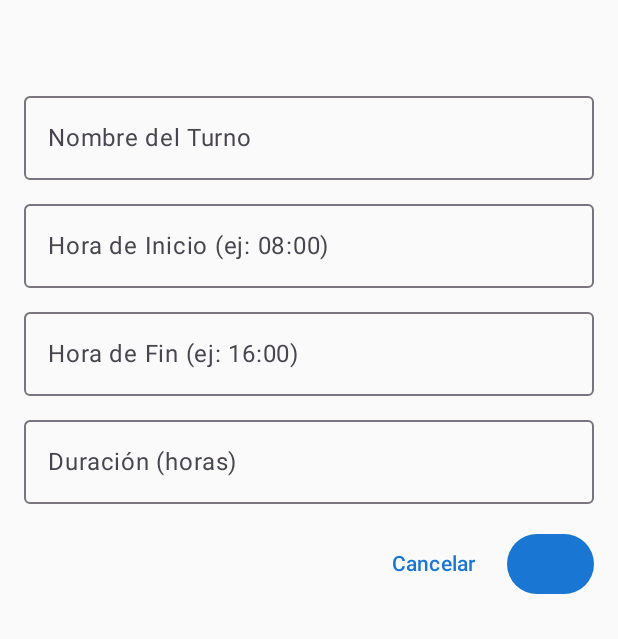
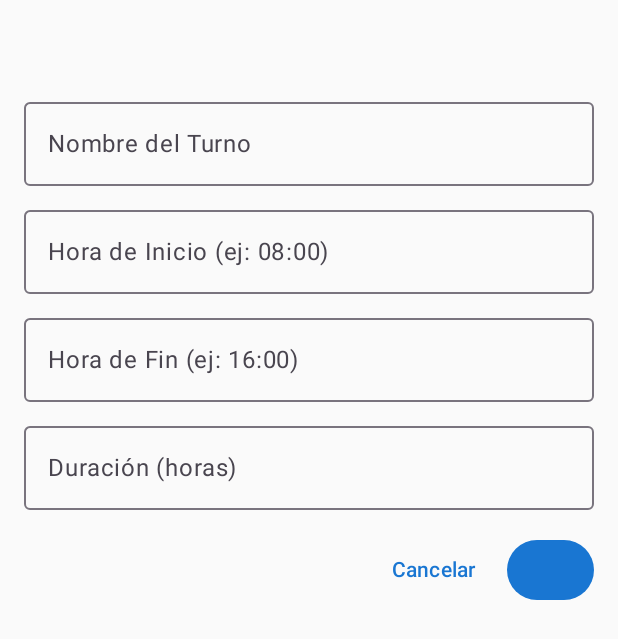
Before and after one commit to slaguna17/proyectoDeGradoFrontEnd, an Android app built with Jetpack Compose: the composable ScheduleDialogContent called with empty values, on a phone screen of 412 x 824 dp. Shown: the top 639 px of the screen. Run offline under Robolectric (Android 15) with nearby library versions, the phone set to English and light mode, and no system bars.

Commit message:
updated ui in create dialogs

```diff
--- a/app/src/main/java/com/example/proyectodegrado/ui/screens/categories/CategoryDialogs.kt
+++ b/app/src/main/java/com/example/proyectodegrado/ui/screens/categories/CategoryDialogs.kt
@@ -44,7 +44,6 @@ fun CreateCategoryDialog(
                     label = { Text("Nombre") },
                     modifier = Modifier.fillMaxWidth()
                 )
-
                 Spacer(Modifier.height(8.dp))
 
                 OutlinedTextField(
@@ -53,10 +52,8 @@ fun CreateCategoryDialog(
                     label = { Text("Descripción") },
                     modifier = Modifier.fillMaxWidth()
                 )
-
                 Spacer(Modifier.height(16.dp))
 
-                // Componente de imagen que ya tienes
                 ImagePickerButton(
                     modifier = Modifier.align(Alignment.CenterHorizontally),
                     currentImageUrl = formState.imageUrl,
@@ -73,7 +70,6 @@ fun CreateCategoryDialog(
                         modifier = Modifier.align(Alignment.CenterHorizontally)
                     )
                 }
-
                 Spacer(Modifier.height(16.dp))
 
                 Row(
--- a/app/src/main/java/com/example/proyectodegrado/ui/screens/schedule/ScheduleDialogs.kt
+++ b/app/src/main/java/com/example/proyectodegrado/ui/screens/schedule/ScheduleDialogs.kt
@@ -31,10 +31,10 @@ private fun ScheduleDialogContent(
     Column(
         Modifier
             .padding(16.dp)
-            .widthIn(min = 300.dp)
+            .widthIn(min = 320.dp, max = 400.dp)
     ) {
         Text(title, style = MaterialTheme.typography.titleLarge)
-        Spacer(Modifier.height(12.dp))
+        Spacer(Modifier.height(16.dp))
         OutlinedTextField(
             value = name,
             onValueChange = {
@@ -54,6 +54,7 @@ private fun ScheduleDialogContent(
             )
         }
         Spacer(Modifier.height(8.dp))
+
         OutlinedTextField(
             value = startTime,
             onValueChange = onStartTimeChange,
@@ -61,6 +62,7 @@ private fun ScheduleDialogContent(
             modifier = Modifier.fillMaxWidth()
         )
         Spacer(Modifier.height(8.dp))
+
         OutlinedTextField(
             value = endTime,
             onValueChange = onEndTimeChange,
@@ -68,6 +70,7 @@ private fun ScheduleDialogContent(
             modifier = Modifier.fillMaxWidth()
         )
         Spacer(Modifier.height(8.dp))
+
         OutlinedTextField(
             value = length,
             onValueChange = onLengthChange,
@@ -76,12 +79,14 @@ private fun ScheduleDialogContent(
             keyboardOptions = KeyboardOptions(keyboardType = KeyboardType.Number)
         )
         Spacer(Modifier.height(16.dp))
+
         Row(
             Modifier.fillMaxWidth(),
             horizontalArrangement = Arrangement.End
         ) {
             TextButton(onClick = onDismiss) { Text("Cancelar") }
             Spacer(Modifier.width(8.dp))
+
             Button(onClick = {
                 if (name.isBlank()) {
                     showError = true
--- a/app/src/main/java/com/example/proyectodegrado/ui/screens/store/StoreDialogs.kt
+++ b/app/src/main/java/com/example/proyectodegrado/ui/screens/store/StoreDialogs.kt
@@ -7,7 +7,6 @@ import androidx.compose.ui.Modifier
 import androidx.compose.ui.unit.dp
 import androidx.compose.ui.window.Dialog
 
-// --- Composable Interno Reutilizable ---
 @Composable
 private fun StoreDialogContent(
     title: String,
@@ -35,7 +34,7 @@ private fun StoreDialogContent(
             .widthIn(min = 320.dp, max = 400.dp)
     ) {
         Text(title, style = MaterialTheme.typography.titleLarge)
-        Spacer(Modifier.height(12.dp))
+        Spacer(Modifier.height(16.dp))
         OutlinedTextField(
             value = name,
             onValueChange = {
@@ -89,6 +88,7 @@ private fun StoreDialogContent(
             modifier = Modifier.fillMaxWidth()
         )
         Spacer(Modifier.height(16.dp))
+
         Row(
             Modifier.fillMaxWidth(),
             horizontalArrangement = Arrangement.End
```
Also changed, not shown: app/src/main/java/com/example/proyectodegrado/ui/screens/products/ProductDialogs.kt (+7 -13 lines), app/src/main/java/com/example/proyectodegrado/ui/screens/providers/ProvidersDialogs.kt (+7 -1 lines).
